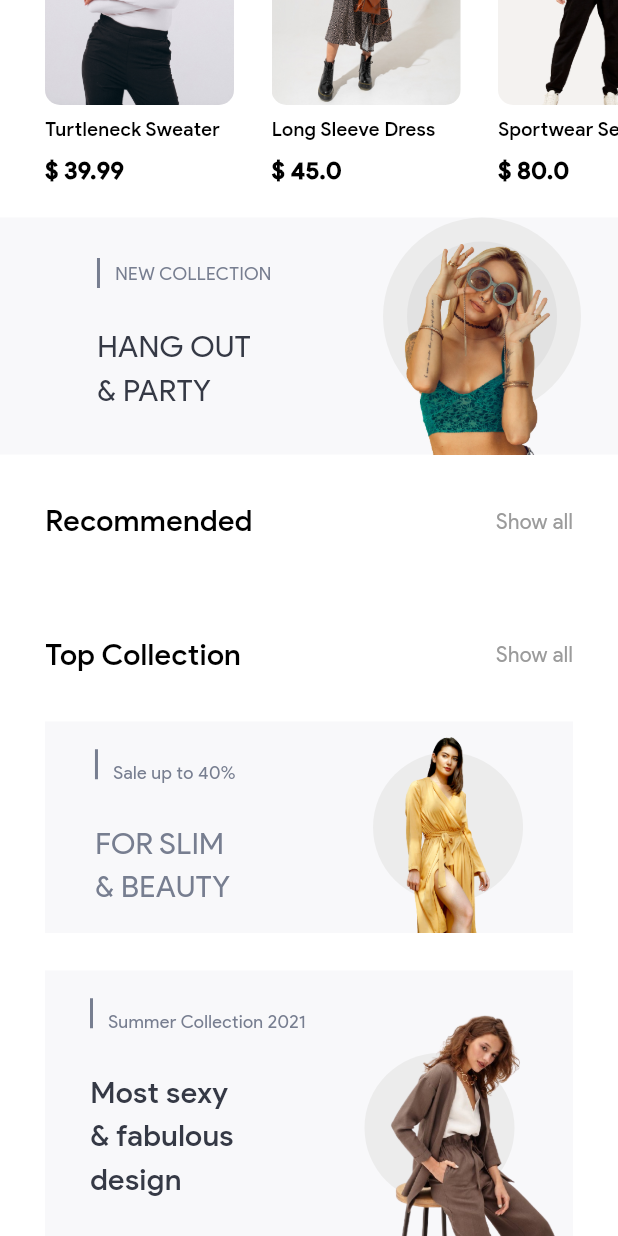
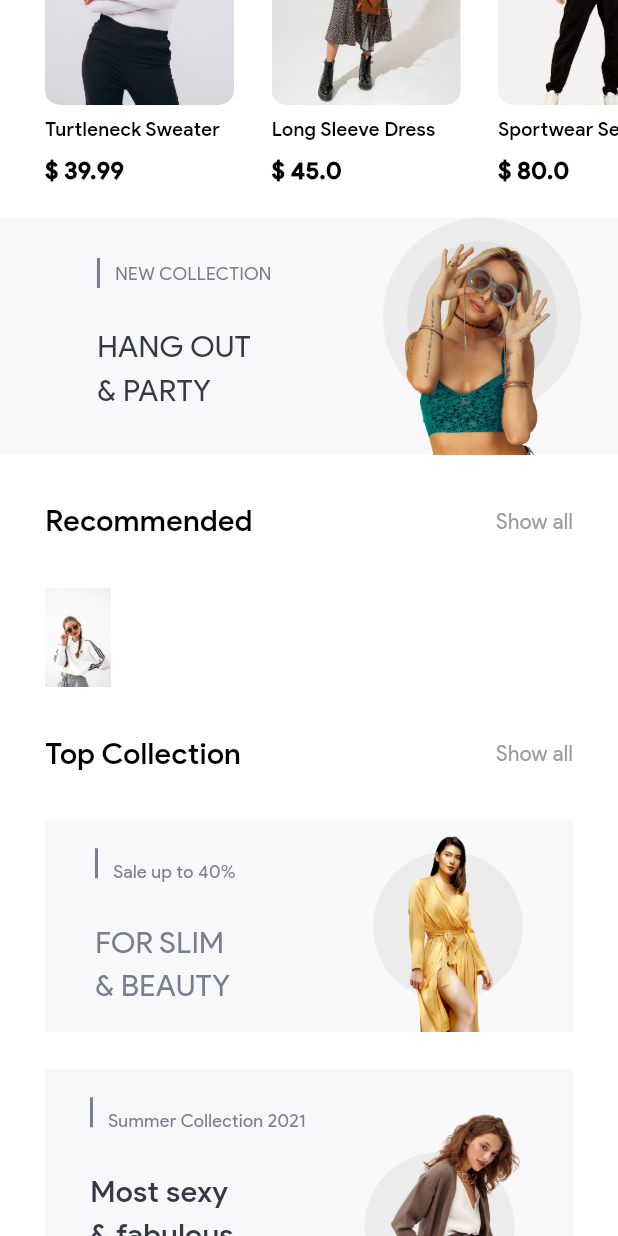
Before and after one commit to moses-mugoya/fashionista, a Flutter app: the HomeScreen screen opened directly, scrolled down 576 dp, on a phone screen of 412 x 824 dp. Run offline on Flutter 3.47's test engine with Material 3 defaults, Android fonts, the phone set to English and light mode, and no system bars; our stand-ins replace flutter_svg.

Commit message:
added recommended images

```diff
--- a/lib/screens/home_screen.dart
+++ b/lib/screens/home_screen.dart
@@ -7,8 +7,10 @@ import 'package:fashion_gemstore/widgets/carousel.dart';
 import 'package:fashion_gemstore/widgets/category_item.dart';
 import 'package:fashion_gemstore/widgets/featured_item.dart';
 import 'package:fashion_gemstore/widgets/header_text.dart';
+import 'package:fashion_gemstore/widgets/recommended_item.dart';
 import 'package:fashion_gemstore/widgets/row_header.dart';
 import 'package:flutter/material.dart';
+import 'package:flutter/widgets.dart';
 import 'package:flutter_svg/flutter_svg.dart';
 import 'package:flutter_svg/svg.dart';
 
@@ -170,7 +172,19 @@ class _HomeScreenState extends State<HomeScreen> {
                   smallerText: 'Show all',
                 ),
               ),
+              Padding(
+                padding: const EdgeInsets.symmetric(horizontal: 30),
+                child: SizedBox(
+                  height: 66,
+                  child: ListView(
+                    scrollDirection: Axis.horizontal,
+                    children: const [
+                      RecommendedItem(imagePath: 'assets/images/recommended1.png', title: 'White Fashion Hoodie', price: 29.00),
+                    ],
 
+                  ),
+                ),
+              ),
               const Padding(
                 padding: EdgeInsets.all(30),
                 child: RowHeader(
@@ -192,7 +206,6 @@ class _HomeScreenState extends State<HomeScreen> {
               const SizedBox(
                 height: 25,
               ),
-
             ],
           ),
         ),
--- a/lib/widgets/banner_two.dart
+++ b/lib/widgets/banner_two.dart
@@ -82,7 +82,7 @@ class BannerTwo extends StatelessWidget {
                 top:
                     -45, // Adjust top position to center the image on the black circle
                 left:
-                    -20.5, // Adjust left position to center the image on the black circle
+                    -18.5, // Adjust left position to center the image on the black circle
                 child: Container(
                   height: 190,
                   width: 139,
--- /dev/null
+++ b/lib/widgets/recommended_item.dart
@@ -0,0 +1,32 @@
+import 'package:flutter/material.dart';
+import 'package:flutter/widgets.dart';
+
+class RecommendedItem extends StatelessWidget {
+  final String imagePath;
+  final String title;
+  final double price;
+  const RecommendedItem(
+      {super.key,
+      required this.imagePath,
+      required this.title,
+      required this.price});
+
+  @override
+  Widget build(BuildContext context) {
+    return Row(
+      children: [
+        Container(
+
+          height: 66,
+          decoration: BoxDecoration(
+
+            borderRadius: BorderRadius.circular(10),
+
+
+          ),
+          child: Image.asset(imagePath, fit: BoxFit.cover,),
+        )
+      ],
+    );
+  }
+}
```
Also changed, not shown: assets/images/recommended1.png (added), assets/images/recommended2.png (added).
